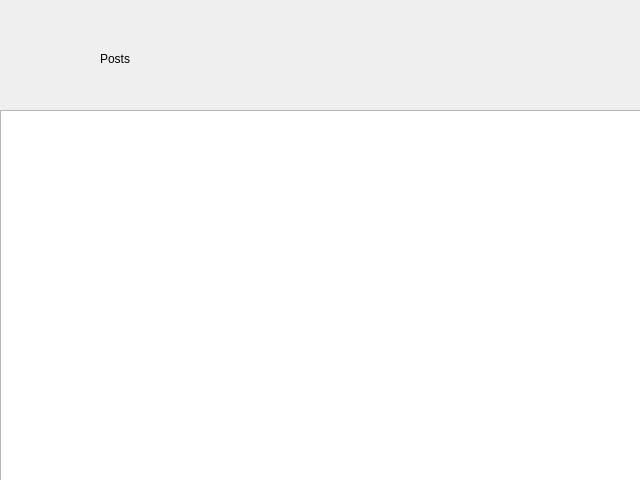
Before: the Qt Designer form postdialog.ui in StronglogicSolutions/ky_gui, drawn with Qt 5.
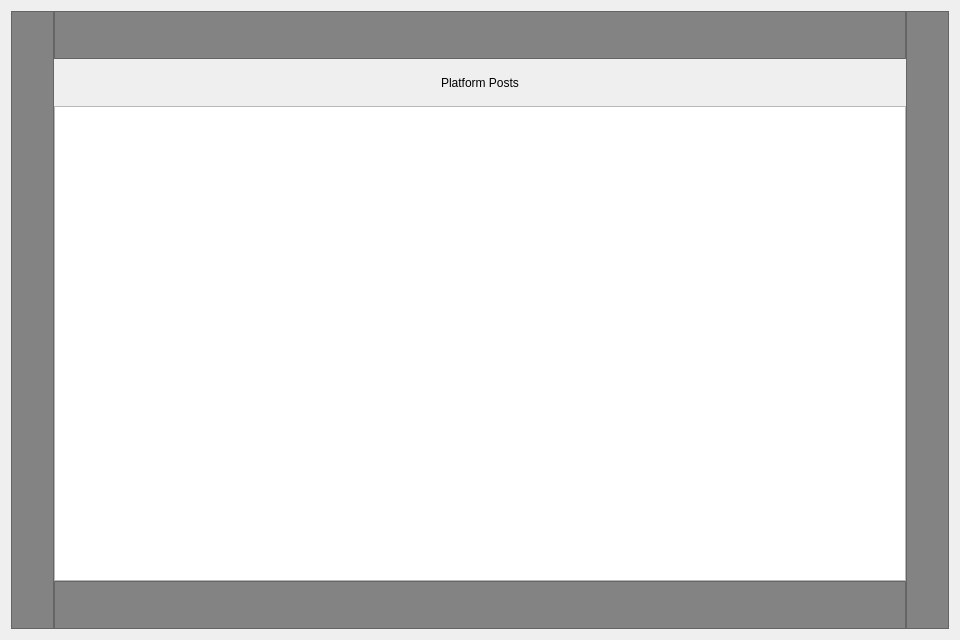
After: the same form once the commit is applied.

Commit message: platform responsive connect screen improved as well

Patch:
```diff
--- a/postdialog.ui
+++ b/postdialog.ui
@@ -6,36 +6,104 @@
    <rect>
     <x>0</x>
     <y>0</y>
-    <width>640</width>
-    <height>480</height>
+    <width>960</width>
+    <height>640</height>
    </rect>
   </property>
   <property name="windowTitle">
    <string>Dialog</string>
   </property>
-  <widget class="QTableView" name="posts">
-   <property name="geometry">
-    <rect>
-     <x>0</x>
-     <y>110</y>
-     <width>641</width>
-     <height>371</height>
-    </rect>
-   </property>
-  </widget>
-  <widget class="QLabel" name="label">
-   <property name="geometry">
-    <rect>
-     <x>100</x>
-     <y>50</y>
-     <width>58</width>
-     <height>18</height>
-    </rect>
-   </property>
-   <property name="text">
-    <string>Posts</string>
-   </property>
-  </widget>
+  <layout class="QGridLayout" name="gridLayout">
+   <item row="0" column="0">
+    <layout class="QHBoxLayout" name="horizontalLayout" stretch="1,20,1">
+     <property name="spacing">
+      <number>0</number>
+     </property>
+     <item>
+      <widget class="QFrame" name="frame_2">
+       <property name="styleSheet">
+        <string notr="true">background-color: rgb(131, 131, 131);</string>
+       </property>
+       <property name="frameShape">
+        <enum>QFrame::StyledPanel</enum>
+       </property>
+       <property name="frameShadow">
+        <enum>QFrame::Raised</enum>
+       </property>
+      </widget>
+     </item>
+     <item>
+      <layout class="QVBoxLayout" name="verticalLayout" stretch="1,1,10,1">
+       <item>
+        <widget class="QFrame" name="frame">
+         <property name="styleSheet">
+          <string notr="true">background-color: rgb(131, 131, 131);</string>
+         </property>
+         <property name="frameShape">
+          <enum>QFrame::StyledPanel</enum>
+         </property>
+         <property name="frameShadow">
+          <enum>QFrame::Raised</enum>
+         </property>
+        </widget>
+       </item>
+       <item>
+        <widget class="QLabel" name="label">
+         <property name="styleSheet">
+          <string notr="true">font: 75 italic 16pt &quot;Noto Sans&quot;;</string>
+         </property>
+         <property name="text">
+          <string>Platform Posts</string>
+         </property>
+         <property name="alignment">
+          <set>Qt::AlignCenter</set>
+         </property>
+         <property name="wordWrap">
+          <bool>false</bool>
+         </property>
+        </widget>
+       </item>
+       <item>
+        <widget class="QTableView" name="posts">
+         <property name="sizePolicy">
+          <sizepolicy hsizetype="Preferred" vsizetype="Expanding">
+           <horstretch>0</horstretch>
+           <verstretch>0</verstretch>
+          </sizepolicy>
+         </property>
+        </widget>
+       </item>
+       <item>
+        <widget class="QFrame" name="frame_4">
+         <property name="styleSheet">
+          <string notr="true">background-color: rgb(131, 131, 131);</string>
+         </property>
+         <property name="frameShape">
+          <enum>QFrame::StyledPanel</enum>
+         </property>
+         <property name="frameShadow">
+          <enum>QFrame::Raised</enum>
+         </property>
+        </widget>
+       </item>
+      </layout>
+     </item>
+     <item>
+      <widget class="QFrame" name="frame_3">
+       <property name="styleSheet">
+        <string notr="true">background-color: rgb(131, 131, 131);</string>
+       </property>
+       <property name="frameShape">
+        <enum>QFrame::StyledPanel</enum>
+       </property>
+       <property name="frameShadow">
+        <enum>QFrame::Raised</enum>
+       </property>
+      </widget>
+     </item>
+    </layout>
+   </item>
+  </layout>
  </widget>
  <resources/>
  <connections/>
```
The commit also changes 5 other files.
